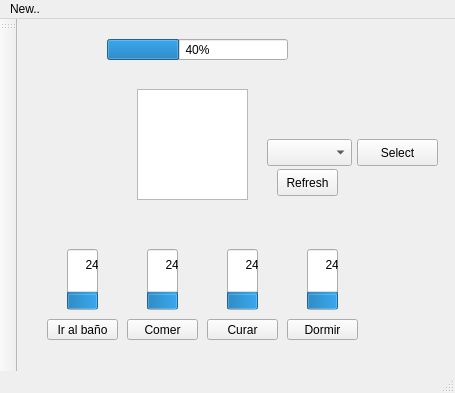
Qt form Proyecto1/mainwindow.ui (ECruz25/Proyecto_1_Estructura_de_Datos) before a commit.
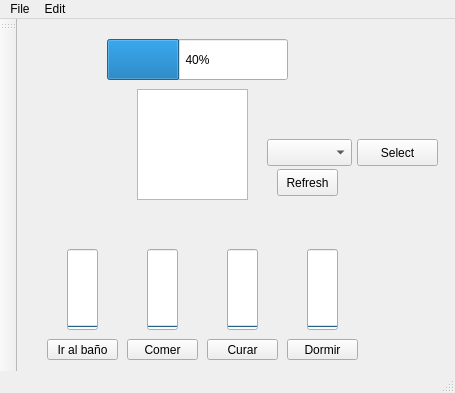
The same form after that commit. Icons and pictures are not drawn.

What changed in the file:
```diff
--- a/Proyecto1/mainwindow.ui
+++ b/Proyecto1/mainwindow.ui
@@ -18,7 +18,7 @@
     <property name="geometry">
      <rect>
       <x>30</x>
-      <y>300</y>
+      <y>320</y>
       <width>71</width>
       <height>21</height>
      </rect>
@@ -31,7 +31,7 @@
     <property name="geometry">
      <rect>
       <x>270</x>
-      <y>300</y>
+      <y>320</y>
       <width>71</width>
       <height>21</height>
      </rect>
@@ -44,7 +44,7 @@
     <property name="geometry">
      <rect>
       <x>110</x>
-      <y>300</y>
+      <y>320</y>
       <width>71</width>
       <height>21</height>
      </rect>
@@ -57,7 +57,7 @@
     <property name="geometry">
      <rect>
       <x>190</x>
-      <y>300</y>
+      <y>320</y>
       <width>71</width>
       <height>21</height>
      </rect>
@@ -101,7 +101,7 @@
       <x>90</x>
       <y>20</y>
       <width>181</width>
-      <height>21</height>
+      <height>41</height>
      </rect>
     </property>
     <property name="minimum">
@@ -123,11 +123,14 @@
       <x>50</x>
       <y>230</y>
       <width>31</width>
-      <height>61</height>
+      <height>81</height>
      </rect>
     </property>
+    <property name="maximum">
+     <number>5</number>
+    </property>
     <property name="value">
-     <number>24</number>
+     <number>0</number>
     </property>
     <property name="orientation">
      <enum>Qt::Vertical</enum>
@@ -139,11 +142,14 @@
       <x>130</x>
       <y>230</y>
       <width>31</width>
-      <height>61</height>
+      <height>81</height>
      </rect>
     </property>
+    <property name="maximum">
+     <number>5</number>
+    </property>
     <property name="value">
-     <number>24</number>
+     <number>0</number>
     </property>
     <property name="orientation">
      <enum>Qt::Vertical</enum>
@@ -155,11 +161,14 @@
       <x>210</x>
       <y>230</y>
       <width>31</width>
-      <height>61</height>
+      <height>81</height>
      </rect>
     </property>
+    <property name="maximum">
+     <number>5</number>
+    </property>
     <property name="value">
-     <number>24</number>
+     <number>0</number>
     </property>
     <property name="orientation">
      <enum>Qt::Vertical</enum>
@@ -171,11 +180,14 @@
       <x>290</x>
       <y>230</y>
       <width>31</width>
-      <height>61</height>
+      <height>81</height>
      </rect>
     </property>
+    <property name="maximum">
+     <number>5</number>
+    </property>
     <property name="value">
-     <number>24</number>
+     <number>0</number>
     </property>
     <property name="orientation">
      <enum>Qt::Vertical</enum>
@@ -243,11 +255,18 @@
    </property>
    <widget class="QMenu" name="menuNew">
     <property name="title">
-     <string>New..</string>
+     <string>File</string>
     </property>
     <addaction name="actionCreate_new"/>
    </widget>
+   <widget class="QMenu" name="menuEdit">
+    <property name="title">
+     <string>Edit</string>
+    </property>
+    <addaction name="actionSettings"/>
+   </widget>
    <addaction name="menuNew"/>
+   <addaction name="menuEdit"/>
   </widget>
   <widget class="QToolBar" name="mainToolBar">
    <attribute name="toolBarArea">
```
Left out of the diff: 5 changed lines with no effect on the pictures.
